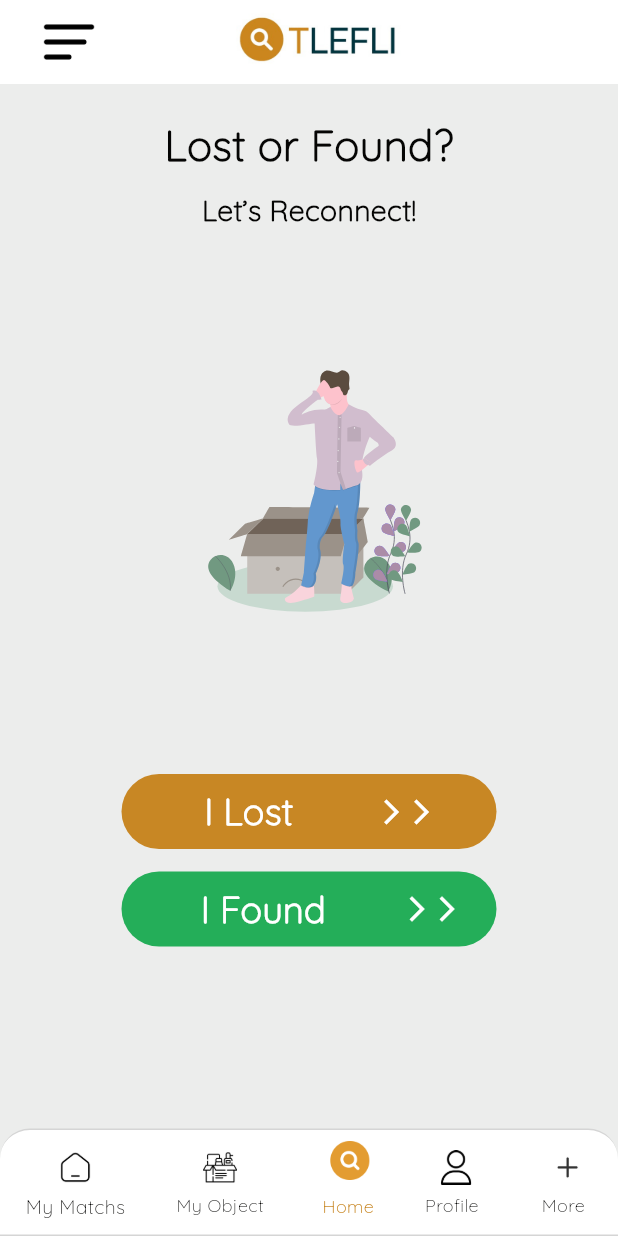
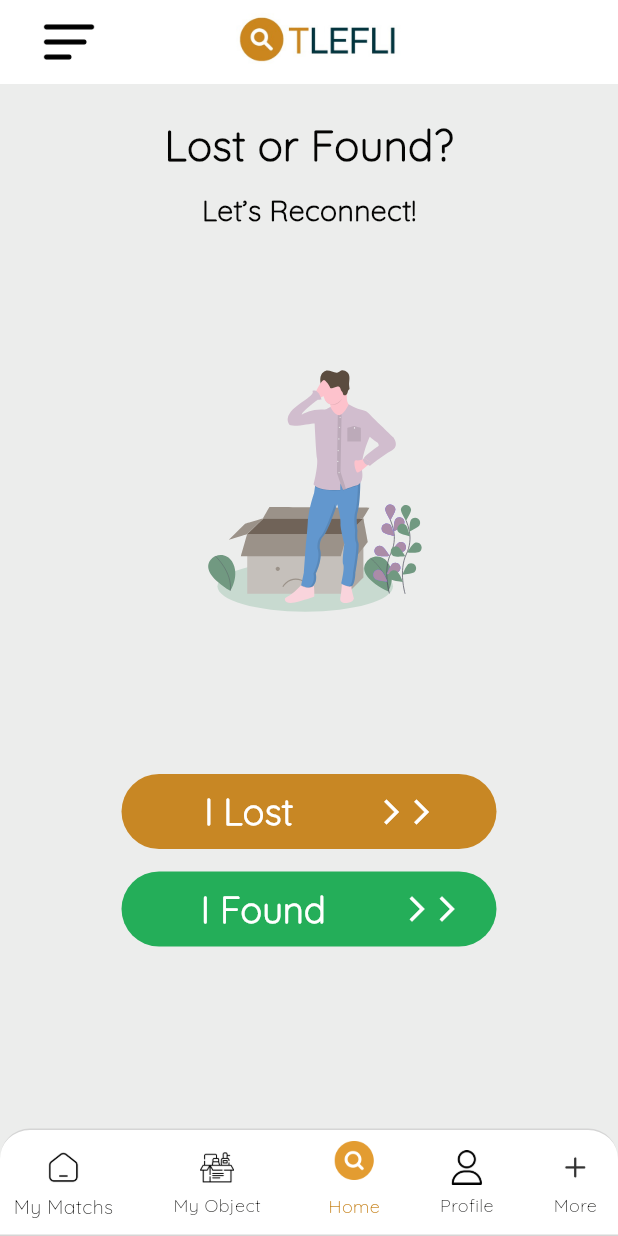
Before and after one commit to Yado-D/TLEFLI, a Flutter app: the home_page screen opened by its route, on a phone screen of 412 x 824 dp. Run offline on Flutter 3.47's test engine with Material 3 defaults, Android fonts, the phone set to English and light mode, and no system bars; our stand-ins replace bloc, dotted_border, flutter_bloc, flutter_screenutil, flutter_svg, get and 4 more; missing offline and left inert: syncfusion_flutter_pdfviewer; accounts and stored records are empty; generated files the repository leaves out were written again.

Commit message:
update on some miss word

```diff
--- a/tlefli_new_app_design/lib/l10n/app_hi.arb
+++ b/tlefli_new_app_design/lib/l10n/app_hi.arb
@@ -23,8 +23,8 @@
   "submit": "إرسال",
   "myMatches": "مبارياتي",
   "myObject": "عنصري",
-  "home": "الصفحة الرئيسية",
-  "profile": "الملف الشخصي",
+  "home": "منزل",
+  "profile": "الملف",
   "more": "المزيد",
   "lostOrFound": "مفقود أو تم العثور عليه؟",
   "letsReconnect": "دعونا نعيد الاتصال!",
@@ -76,7 +76,7 @@
   "typeYourNewUsername": "اكتب اسم المستخدم الجديد",
   "confirm": "تأكيد",
   "cancel": "إلغاء",
-  "profile": "الملف الشخصي",
+  "profile": "الملف",
   "editAccount": "تحرير الحساب",
   "name": "الاسم",
   "settings": "الإعدادات",
--- a/tlefli_new_app_design/lib/user_pages/home/page/home.dart
+++ b/tlefli_new_app_design/lib/user_pages/home/page/home.dart
@@ -100,6 +100,7 @@ class _homeState extends State<home_page> with SingleTickerProviderStateMixin {
                     bottom: 0,
                     height: 60.h,
                     child: Container(
+                      padding: EdgeInsets.only(left: 4, right: 4),
                       decoration: BoxDecoration(
                         color: ColorCollections.PrimaryColor,
                         border: Border.symmetric(
@@ -115,7 +116,7 @@ class _homeState extends State<home_page> with SingleTickerProviderStateMixin {
                       width: MediaQuery.of(context).size.width,
                       height: 50.h,
                       child: Row(
-                        mainAxisAlignment: MainAxisAlignment.spaceAround,
+                        mainAxisAlignment: MainAxisAlignment.spaceBetween,
                         children: [
                           GestureDetector(
                             onTap: () {
@@ -192,7 +193,7 @@ class _homeState extends State<home_page> with SingleTickerProviderStateMixin {
                               child: Column(
                                 children: [
                                   Container(
-                                    margin: EdgeInsets.only(left: 2.w, top: 3),
+                                    margin: EdgeInsets.only(top: 3),
                                     height: 29.h,
                                     width: 28.w,
                                     child: Image.asset(
@@ -222,11 +223,11 @@ class _homeState extends State<home_page> with SingleTickerProviderStateMixin {
                                   .add(BottomNavBarEvent(SelectedIndex: 3));
                             },
                             child: Container(
-                              margin: EdgeInsets.only(right: 8),
+                              margin: EdgeInsets.only(),
                               child: Column(
                                 children: [
                                   Container(
-                                    margin: EdgeInsets.only(left: 5.w, top: 13),
+                                    margin: EdgeInsets.only(top: 13),
                                     height: 20.h,
                                     width: 20.w,
                                     child: Image.asset(
@@ -260,7 +261,7 @@ class _homeState extends State<home_page> with SingleTickerProviderStateMixin {
                               child: Column(
                                 children: [
                                   Container(
-                                    margin: EdgeInsets.only(left: 5.w, top: 13),
+                                    margin: EdgeInsets.only(top: 13),
                                     height: 20.h,
                                     width: 20.w,
                                     child: Image.asset(
```
Also changed, not shown: tlefli_new_app_design/lib/user_pages/signin/pages/sign_in_page.dart (+51 -26 lines).
